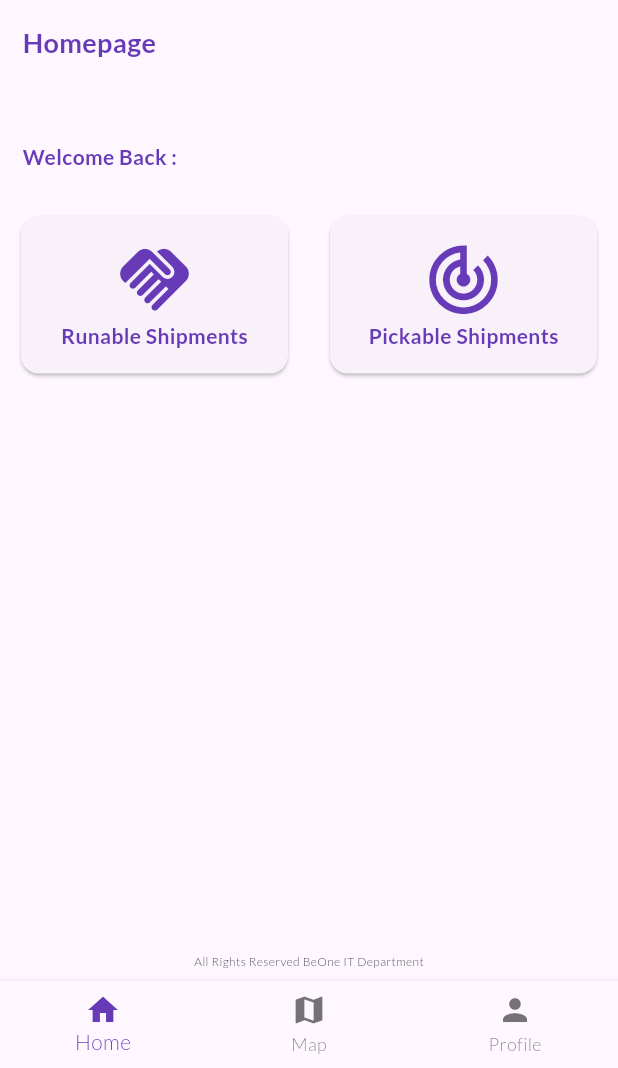
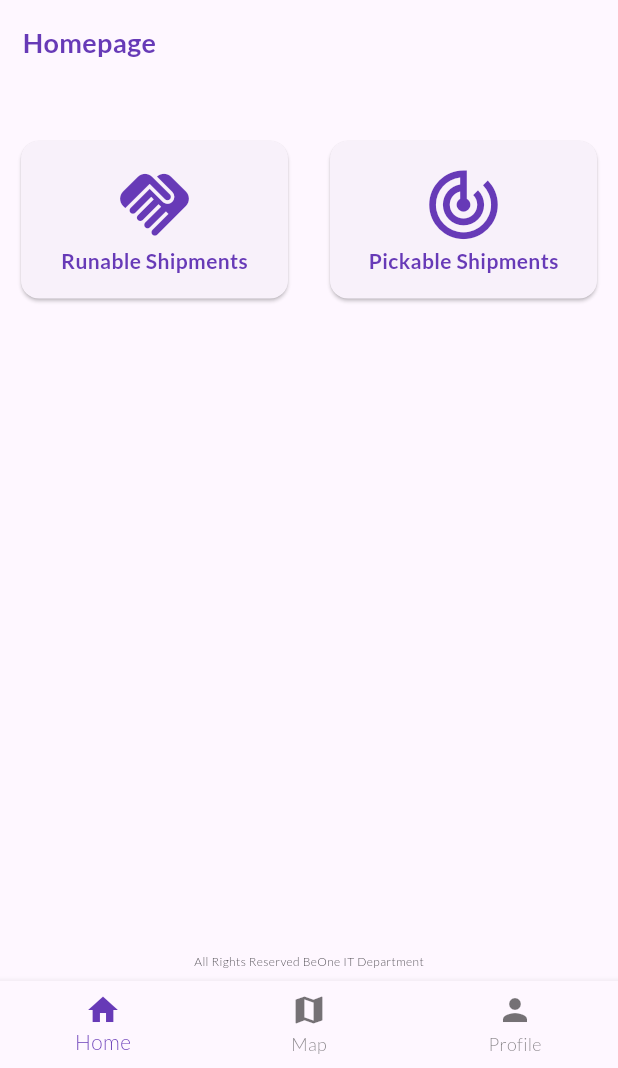
Before and after one commit to khalidbeone/beonecouriers, a Flutter app: the Homepage screen opened directly, on a phone screen of 412 x 824 dp, the part 168-1236 px from its top. Run offline on Flutter 3.47's test engine with Material 3 defaults, Android fonts, the phone set to English and light mode, and no system bars; our stand-ins replace get, shared_preferences; accounts and stored records are empty.

Commit message:
Ehanced Homepage

```diff
--- a/lib/homepage.dart
+++ b/lib/homepage.dart
@@ -52,15 +52,11 @@ class _HomepageState extends State<Homepage> {
             ),
           ),
           const PageLabel(subject: 'Homepage'),
-           Expanded(
+           const Expanded(
             child: Column(
               crossAxisAlignment: CrossAxisAlignment.start,
               children: [
-                Padding(
-                  padding: const EdgeInsets.all(15),
-                  child: Text('Welcome Back :  ', style:  TextStyle( color:Theme.of(context).primaryColor , fontWeight: FontWeight.bold) ,),
-                ),
-                   const Row(
+                    Row(
                       children: [
                         Expanded(
                           child: MenuCards(cardIndex: 0 , cardIcon:  Icons.handshake, cardLabel: 'Runable Shipments',),
```
